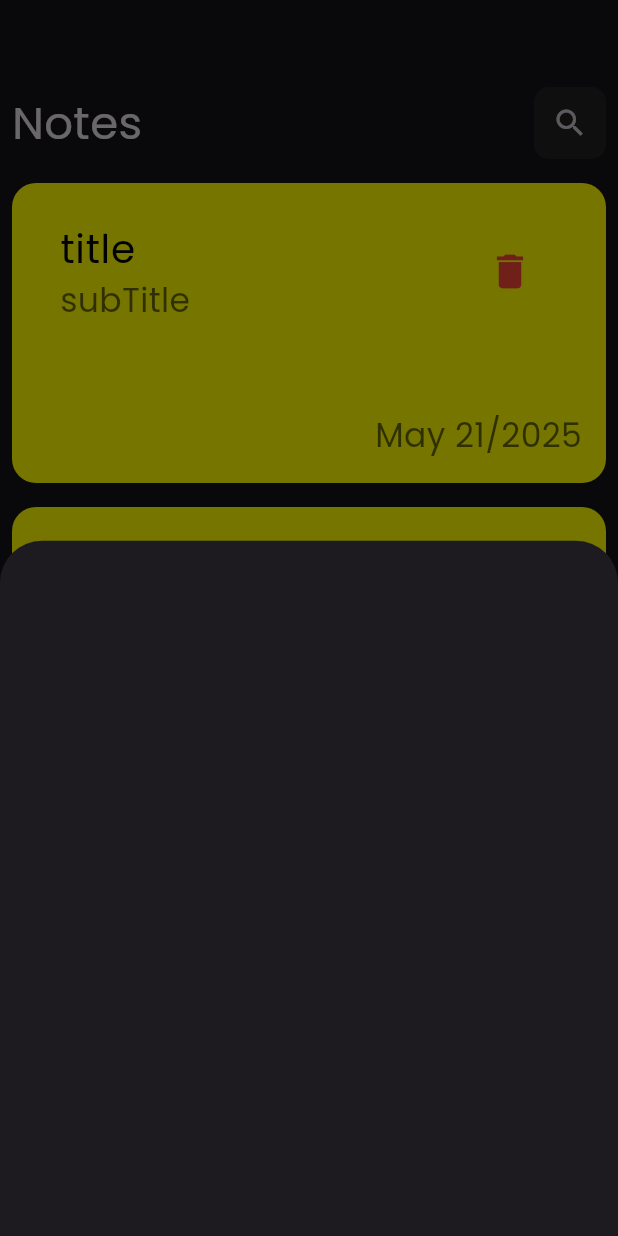
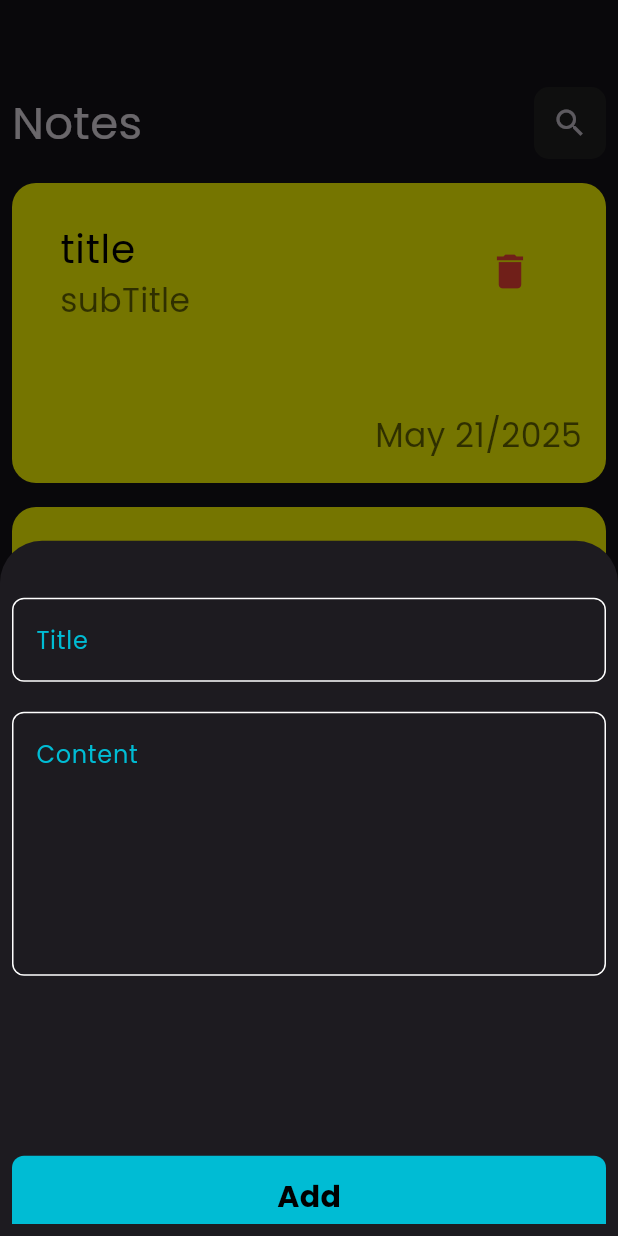
Before and after one commit to AbdelrahmanSiam/note_app, a Flutter app: the screen it shows after launch, after a tap on the "add" icon, on a phone screen of 412 x 824 dp. Run offline on Flutter 3.47's test engine with Material 3 defaults, Android fonts, the phone set to English and light mode, and no system bars.

Commit message:
Finish AddNoteBottomSheet UI

```diff
--- a/lib/views/notes_view.dart
+++ b/lib/views/notes_view.dart
@@ -1,5 +1,6 @@
 import 'package:flutter/material.dart';
 import 'package:note_app/views/notes_view_body.dart';
+import 'package:note_app/widgets/add_note_bottom_sheet.dart';
 import 'package:note_app/widgets/custom_app_bar.dart';
 import 'package:note_app/widgets/custom_note_card.dart';
 
@@ -22,12 +23,3 @@ class NotesView extends StatelessWidget {
     );
   }
 }
-
-class AddNoteButtomSheet extends StatelessWidget {
-  const AddNoteButtomSheet({super.key});
-
-  @override
-  Widget build(BuildContext context) {
-    return Container();
-  }
-}
--- /dev/null
+++ b/lib/widgets/add_note_bottom_sheet.dart
@@ -0,0 +1,35 @@
+import 'package:flutter/material.dart';
+import 'package:note_app/widgets/custom_add_button.dart';
+import 'package:note_app/widgets/custom_text_field.dart';
+
+class AddNoteButtomSheet extends StatelessWidget {
+  const AddNoteButtomSheet({super.key});
+
+  @override
+  Widget build(BuildContext context) {
+    return Padding(
+      padding: const EdgeInsets.all(8.0),
+      child: SingleChildScrollView(
+        child: Column(
+          children: [
+            SizedBox(
+              height: 30,
+            ),
+            CustomTextField(hintText: "Title"),
+            SizedBox(
+              height: 20,
+            ),
+            CustomTextField(hintText: "Content", maxLines: 6),
+            SizedBox(
+              height: 120,
+            ),
+            CustomAddButton(),
+            SizedBox(
+              height: 20,
+            )
+          ],
+        ),
+      ),
+    );
+  }
+}
--- /dev/null
+++ b/lib/widgets/custom_add_button.dart
@@ -0,0 +1,24 @@
+import 'package:flutter/material.dart';
+
+class CustomAddButton extends StatelessWidget {
+  const CustomAddButton({super.key});
+
+  @override
+  Widget build(BuildContext context) {
+    return Container(
+      height: 55,
+      width: MediaQuery.of(context).size.width,
+      child: Center(
+        child: Text(
+          'Add',
+          style: TextStyle(
+              fontSize: 20, color: Colors.black, fontWeight: FontWeight.bold),
+        ),
+      ),
+      decoration: BoxDecoration(
+        color: Colors.cyan,
+        borderRadius: BorderRadius.circular(8),
+      ),
+    );
+  }
+}
--- /dev/null
+++ b/lib/widgets/custom_text_field.dart
@@ -0,0 +1,27 @@
+import 'package:flutter/material.dart';
+
+class CustomTextField extends StatelessWidget {
+  CustomTextField({super.key, required this.hintText, this.maxLines});
+  final String hintText;
+  int? maxLines;
+  @override
+  Widget build(BuildContext context) {
+    return TextField(
+      maxLines: maxLines,
+      decoration: InputDecoration(
+        hintText: hintText,
+        hintStyle: TextStyle(color: Colors.cyan),
+        border: OutlineInputBorderMethod(color: Colors.cyan),
+        enabledBorder: OutlineInputBorderMethod(color: Colors.white),
+        focusedBorder: OutlineInputBorderMethod(color: Colors.cyan),
+      ),
+    );
+  }
+
+  OutlineInputBorder OutlineInputBorderMethod({required Color color}) {
+    return OutlineInputBorder(
+      borderRadius: BorderRadius.circular(8),
+      borderSide: BorderSide(color: color),
+    );
+  }
+}
--- a/lib/widgets/note_list_view.dart
+++ b/lib/widgets/note_list_view.dart
@@ -10,7 +10,7 @@ class NoteListView extends StatelessWidget {
       child: Padding(
         padding: const EdgeInsets.symmetric(vertical: 16.0),
         child: ListView.builder(
-          padding: EdgeInsets.zero,
+          padding: EdgeInsets.zero, // to remove the default listview padding
           itemBuilder: (context, index) {
             return Padding(
               padding: const EdgeInsets.only(bottom: 16.0),
```
